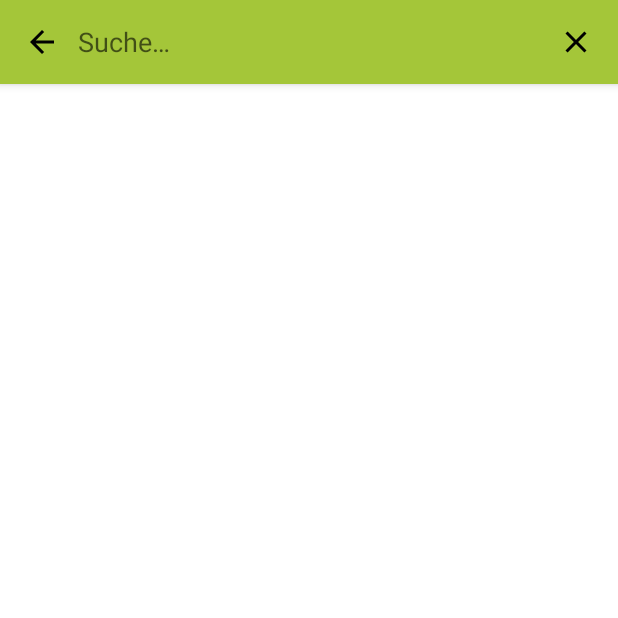
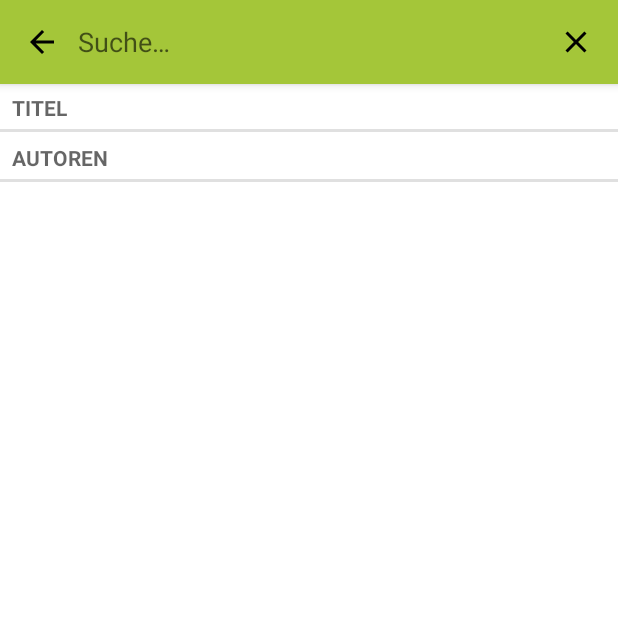
Before and after one commit to B-Team/b-team-app, an Android app: the SearchActivity screen opened directly, with no data from a screen before it, on a phone screen of 412 x 824 dp, the top half of it. Run offline under Robolectric (Android 15) with nearby library versions, the phone set to English and light mode, and no system bars.

```diff
--- a/app/src/main/java/com/b_team/b_team_app/DatabaseHelper.java
+++ b/app/src/main/java/com/b_team/b_team_app/DatabaseHelper.java
@@ -3,6 +3,7 @@ package com.b_team.b_team_app;
 import android.content.Context;
 import android.database.sqlite.SQLiteDatabase;
 import android.database.sqlite.SQLiteOpenHelper;
+import android.util.Log;
 
 public class DatabaseHelper extends SQLiteOpenHelper{
 
@@ -16,10 +17,14 @@ public class DatabaseHelper extends SQLiteOpenHelper{
     @Override
     public void onCreate(SQLiteDatabase db) {
         BooksTable.onCreate(db);
+        AuthorsTable.onCreate(db);
     }
 
     @Override
     public void onUpgrade(SQLiteDatabase db, int oldVersion, int newVersion) {
+        Log.w("DatabaseHelper", "Upgrading database from version " + oldVersion + " to "
+                + newVersion + ", which will destroy all old data");
         BooksTable.onUpgrade(db, oldVersion, newVersion);
+        AuthorsTable.onUpgrade(db, oldVersion, newVersion);
     }
 }
--- a/app/src/main/java/com/b_team/b_team_app/SearchActivity.java
+++ b/app/src/main/java/com/b_team/b_team_app/SearchActivity.java
@@ -28,8 +28,11 @@ public class SearchActivity extends AppCompatActivity implements LoaderManager.L
     //Ids of the loaders used for the different search categories
     private static final int NO_SEARCH = 0;
     private static final int LID_BOOKS_TITLE = 1;
+    private static final int LID_AUTHORS = 2;
 
-    private SimpleCursorAdapter dataAdapter;
+    private SeparatedListAdapter dataAdapter;
+    private SimpleCursorAdapter titlesAdapter;
+    private SimpleCursorAdapter authorsAdapter;
 
     @Override
     protected void onCreate(Bundle savedInstanceState) {
@@ -72,13 +75,13 @@ public class SearchActivity extends AppCompatActivity implements LoaderManager.L
         //Open keyboard
         //TODO: Make keyboard open and close appropriately
         InputMethodManager imm = (InputMethodManager)getSystemService(this.INPUT_METHOD_SERVICE);
-        imm.toggleSoftInput(InputMethodManager.SHOW_FORCED,InputMethodManager.HIDE_IMPLICIT_ONLY);
+        imm.toggleSoftInput(InputMethodManager.SHOW_FORCED,InputMethodManager.RESULT_HIDDEN);
     }
 
     private void displayListView() {
         String[] columns = new String[] {
-                BooksTable.KEY_TITLE,
-                BooksTable.KEY_AUTHOR
+                "name",
+                "info"
         };
 
         int[] to = new int[] {
@@ -86,7 +89,12 @@ public class SearchActivity extends AppCompatActivity implements LoaderManager.L
                 R.id.itemInfo
         };
 
-        dataAdapter = new SimpleCursorAdapter(this, R.layout.search_result_item, null, columns, to, 0);
+        titlesAdapter = new SimpleCursorAdapter(this, R.layout.search_result_item, null, columns, to, 0);
+        authorsAdapter = new SimpleCursorAdapter(this, R.layout.search_result_item, null, columns, to, 0);
+
+        dataAdapter = new SeparatedListAdapter(this);
+        dataAdapter.addSection(getString(R.string.search_category_header_titles), titlesAdapter);
+        dataAdapter.addSection(getString(R.string.search_category_header_authors), authorsAdapter);
 
         ListView listView = (ListView) findViewById(R.id.searchResultList);
 
@@ -96,23 +104,6 @@ public class SearchActivity extends AppCompatActivity implements LoaderManager.L
         getLoaderManager().initLoader(NO_SEARCH, null, this);
     }
 
-    /*
-    @Override
-    public Loader<Cursor> onCreateLoader(int id, Bundle args) {
-        return null;
-    }
-
-    @Override
-    public void onLoadFinished(Loader<Cursor> loader, Cursor data) {
-
-    }
-
-    @Override
-    public void onLoaderReset(Loader<Cursor> loader) {
-
-    }
-*/
-
     @Override
     public Loader<Cursor> onCreateLoader(int id, Bundle args) {
         String[] projection = null;
@@ -120,11 +111,17 @@ public class SearchActivity extends AppCompatActivity implements LoaderManager.L
         boolean errorId = false;
 
         switch (id) {
-            case 0:
+            case NO_SEARCH:
                 return null;
             case LID_BOOKS_TITLE:
                 uri = Uri.parse(BookProvider.URI_SEARCH_BOOKS_FILTER + BooksTable.KEY_TITLE + "/" + searchText);
-                projection = new String[]{BooksTable.KEY_ID, BooksTable.KEY_TITLE, BooksTable.KEY_AUTHOR};
+                projection = new String[]{BooksTable.KEY_ID, BooksTable.KEY_TITLE + " AS name", AuthorsTable.KEY_NAME + " AS info"};
+                break;
+            case LID_AUTHORS:
+                //uri = Uri.parse(BookProvider.URI_SEARCH_BOOKS_GROUP_FILTER + BooksTable.KEY_AUTHOR + "/" + searchText);
+                //projection = new String[]{BooksTable.KEY_ID, BooksTable.KEY_AUTHOR + " AS name", BooksTable.KEY_TITLE + " AS info"};
+                uri = BookProvider.URI_AUTHORS;
+                projection = new String[]{AuthorsTable.KEY_ID, AuthorsTable.KEY_NAME + " AS name", AuthorsTable.KEY_NAME + " AS info"};
                 break;
             default:
                 errorId = true;
@@ -141,7 +138,20 @@ public class SearchActivity extends AppCompatActivity implements LoaderManager.L
     public void onLoadFinished(Loader<Cursor> loader, Cursor data) {
         // Swap the new cursor in.  (The framework will take care of closing the
         // old cursor once we return.)
-        dataAdapter.swapCursor(data);
+
+        SimpleCursorAdapter cursorAdapter;
+        switch (loader.getId()) {
+            case LID_BOOKS_TITLE:
+                cursorAdapter = (SimpleCursorAdapter) dataAdapter.getSection(getString(R.string.search_category_header_titles));
+                cursorAdapter.swapCursor(data);
+                return;
+            case LID_AUTHORS:
+                cursorAdapter = (SimpleCursorAdapter) dataAdapter.getSection(getString(R.string.search_category_header_authors));
+                cursorAdapter.swapCursor(data);
+                return;
+            default:
+                return;
+        }
     }
 
     @Override
@@ -149,7 +159,19 @@ public class SearchActivity extends AppCompatActivity implements LoaderManager.L
         // This is called when the last Cursor provided to onLoadFinished()
         // above is about to be closed.  We need to make sure we are no
         // longer using it.
-        dataAdapter.swapCursor(null);
+        SimpleCursorAdapter cursorAdapter;
+        switch (loader.getId()) {
+            case LID_BOOKS_TITLE:
+                cursorAdapter = (SimpleCursorAdapter) dataAdapter.getSection(getString(R.string.search_category_header_titles));
+                cursorAdapter.swapCursor(null);
+                return;
+            case LID_AUTHORS:
+                cursorAdapter = (SimpleCursorAdapter) dataAdapter.getSection(getString(R.string.search_category_header_authors));
+                cursorAdapter.swapCursor(null);
+                return;
+            default:
+                return;
+        }
     }
 
     /**
@@ -187,7 +209,13 @@ public class SearchActivity extends AppCompatActivity implements LoaderManager.L
     private SearchResult search(String searchtext, @Nullable SearchContext searchContext) {
         SearchResult searchResult = new SearchResult(searchtext, "Books", "Authors");
 
-        //start search for matches in the title of the Books
+        //start search for matches in the title of the books
+        if(getLoaderManager().getLoader(LID_BOOKS_TITLE) != null){
+            getLoaderManager().restartLoader(LID_BOOKS_TITLE, null, this);
+        } else {
+            getLoaderManager().initLoader(LID_BOOKS_TITLE, null, this);
+        }
+        //start search for matches in the authors
         if(getLoaderManager().getLoader(LID_BOOKS_TITLE) != null){
             getLoaderManager().restartLoader(LID_BOOKS_TITLE, null, this);
         } else {
--- /dev/null
+++ b/app/src/main/java/com/b_team/b_team_app/SeparatedListAdapter.java
@@ -0,0 +1,116 @@
+package com.b_team.b_team_app;
+
+import android.content.Context;
+import android.view.View;
+import android.view.ViewGroup;
+import android.widget.Adapter;
+import android.widget.ArrayAdapter;
+import android.widget.BaseAdapter;
+
+import java.util.LinkedHashMap;
+import java.util.Map;
+
+/**
+ *  Original code from Jeff Sharkey (http://jsharkey.org/blog/2008/08/18/separating-lists-with-headers-in-android-09/)
+ *  Updated and changed by Moritz Starke
+ */
+
+public class SeparatedListAdapter extends BaseAdapter {
+
+    public final Map<String,Adapter> sections = new LinkedHashMap<String,Adapter>();
+    public final ArrayAdapter<String> headers;
+    public final static int TYPE_SECTION_HEADER = 0;
+
+    public SeparatedListAdapter(Context context) {
+        headers = new ArrayAdapter<String>(context, R.layout.search_result_category_header);
+    }
+
+    public void addSection(String section, Adapter adapter) {
+        this.headers.add(section);
+        this.sections.put(section, adapter);
+    }
+
+    public Adapter getSection(String section) {
+        return sections.get(section);
+    }
+
+    public Object getItem(int position) {
+        for(Object section : this.sections.keySet()) {
+            Adapter adapter = sections.get(section);
+            int size = adapter.getCount() + 1;
+
+            // check if position inside this section
+            if(position == 0) return section;
+            if(position < size) return adapter.getItem(position - 1);
+
+            // otherwise jump into next section
+            position -= size;
+        }
+        return null;
+    }
+
+    public int getCount() {
+        // total together all sections, plus one for each section header
+        int total = 0;
+        for(Adapter adapter : this.sections.values())
+            total += adapter.getCount() + 1;
+        return total;
+    }
+
+    public int getViewTypeCount() {
+        // assume that headers count as one, then total all sections
+        int total = 1;
+        for(Adapter adapter : this.sections.values())
+            total += adapter.getViewTypeCount();
+        return total;
+    }
+
+    public int getItemViewType(int position) {
+        int type = 1;
+        for(Object section : this.sections.keySet()) {
+            Adapter adapter = sections.get(section);
+            int size = adapter.getCount() + 1;
+
+            // check if position inside this section
+            if(position == 0) return TYPE_SECTION_HEADER;
+            if(position < size) return type + adapter.getItemViewType(position - 1);
+
+            // otherwise jump into next section
+            position -= size;
+            type += adapter.getViewTypeCount();
+        }
+        return -1;
+    }
+
+    public boolean areAllItemsSelectable() {
+        return false;
+    }
+
+    public boolean isEnabled(int position) {
+        return (getItemViewType(position) != TYPE_SECTION_HEADER);
+    }
+
+    @Override
+    public View getView(int position, View convertView, ViewGroup parent) {
+        int sectionnum = 0;
+        for(Object section : this.sections.keySet()) {
+            Adapter adapter = sections.get(section);
+            int size = adapter.getCount() + 1;
+
+            // check if position inside this section
+            if(position == 0) return headers.getView(sectionnum, convertView, parent);
+            if(position < size) return adapter.getView(position - 1, convertView, parent);
+
+            // otherwise jump into next section
+            position -= size;
+            sectionnum++;
+        }
+        return null;
+    }
+
+    @Override
+    public long getItemId(int position) {
+        return position;
+    }
+
+}
--- /dev/null
+++ b/app/src/main/res/layout/search_result_category_header.xml
@@ -0,0 +1,10 @@
+<?xml version="1.0" encoding="utf-8"?>
+<TextView
+    xmlns:android="http://schemas.android.com/apk/res/android"
+    android:id="@+id/list_header_title"
+    android:layout_width="fill_parent"
+    android:layout_height="wrap_content"
+    android:paddingTop="2dip"
+    android:paddingBottom="2dip"
+    android:paddingLeft="5dip"
+    style="?android:attr/listSeparatorTextViewStyle" />
--- a/app/src/main/res/values/strings.xml
+++ b/app/src/main/res/values/strings.xml
@@ -33,6 +33,10 @@
     <string name="search_hint_context_start">Suche in </string>
     <string name="search_hint_context_end">&#8230;</string>
 
+    <!-- Search result category headers -->
+    <string name="search_category_header_titles">Titel</string>
+    <string name="search_category_header_authors">Autoren</string>
+
     <!-- Image descriptions -->
     <string name="image_desc_icon_book">Buch Icon</string>
 
```
Also changed, not shown: app/src/main/java/com/b_team/b_team_app/AuthorsTable.java (added, +28 -0 lines), app/src/main/java/com/b_team/b_team_app/BookProvider.java (+61 -20 lines), app/src/main/java/com/b_team/b_team_app/BooksAuthorsTable.java (added, +29 -0 lines), app/src/main/java/com/b_team/b_team_app/BooksTable.java (+4 -6 lines).
